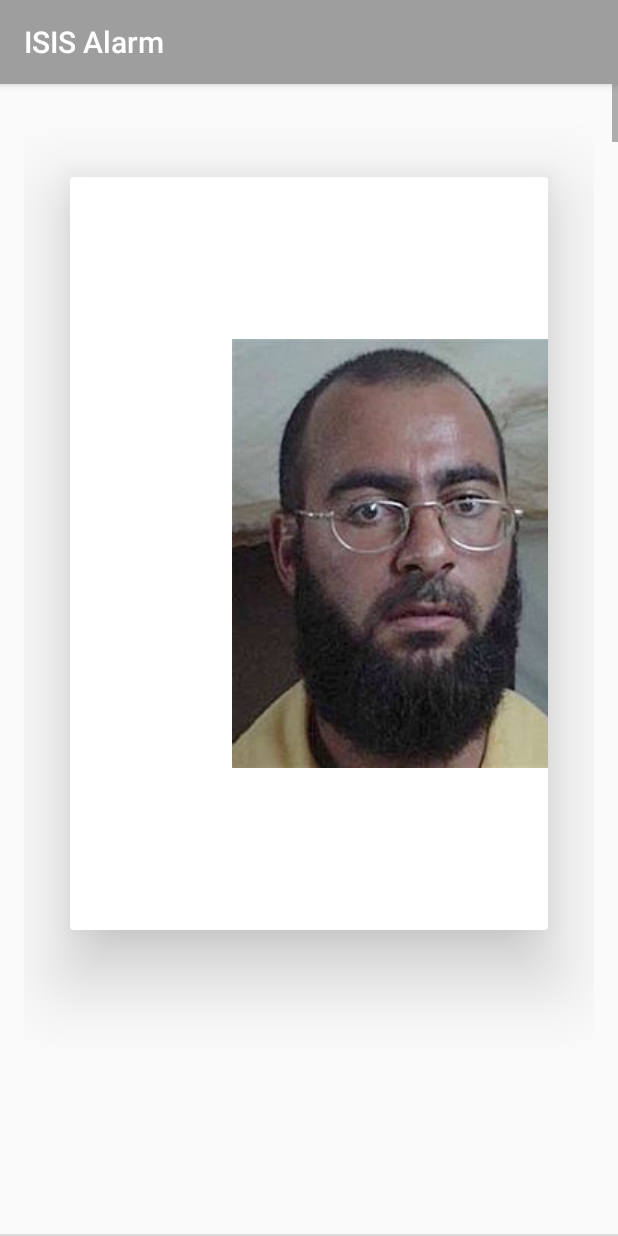
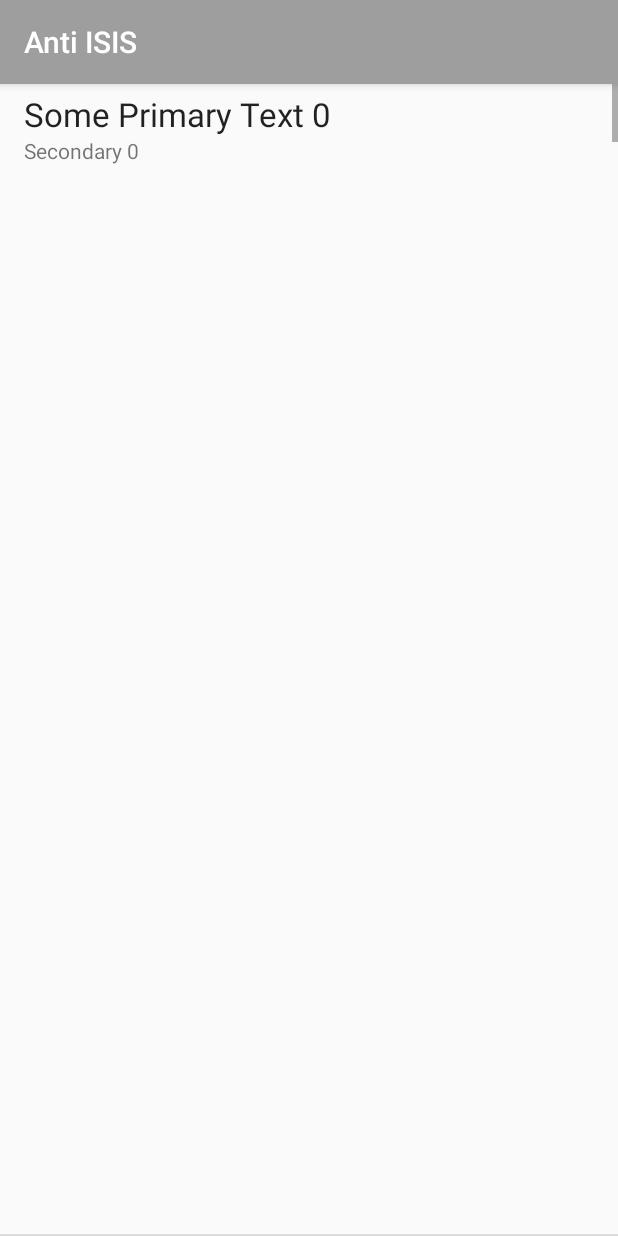
Before and after one commit to dmitrysenkovich/ISISAlarm, an Android app: the screen it shows after launch (PhotosActivity), in the options menu, after a tap on "Photos", on a phone screen of 412 x 824 dp. Run offline under Robolectric (Android 15) with nearby library versions, the phone set to English and light mode, and no system bars.

Commit message:
Photos Activity change

```diff
--- a/app/src/main/java/com/bottles/five/isisalarm/DividerItemDecoration.java
+++ b/app/src/main/java/com/bottles/five/isisalarm/DividerItemDecoration.java
@@ -8,7 +8,6 @@ import android.graphics.drawable.Drawable;
 import android.support.v7.widget.LinearLayoutManager;
 import android.support.v7.widget.RecyclerView;
 import android.view.View;
-
 public class DividerItemDecoration extends RecyclerView.ItemDecoration {
     private static final int[] ATTRS = new int[]{
             android.R.attr.listDivider
--- a/app/src/main/java/com/bottles/five/isisalarm/MainActivity.java
+++ b/app/src/main/java/com/bottles/five/isisalarm/MainActivity.java
@@ -70,8 +70,8 @@ public class MainActivity extends AppCompatActivity
 
         //noinspection SimplifiableIfStatement
         if (id == R.id.photos_main_menu_item) {
-            Intent localeHistoryMap = new Intent(this, PhotosActivity.class);
-            startActivity(localeHistoryMap);
+            Intent photoActivity = new Intent(this, PhotosActivity.class);
+            startActivity(photoActivity);
         }
         if (id == R.id.photos_main_menu_item) {
             return true;
--- a/app/src/main/java/com/bottles/five/isisalarm/PhotoInfo.java
+++ b/app/src/main/java/com/bottles/five/isisalarm/PhotoInfo.java
@@ -1,21 +1,30 @@
 package com.bottles.five.isisalarm;
 
 public class PhotoInfo {
-
-    private int photoId;
-
-    public int getPhotoId() {
-        return photoId;
-    }
-
-    public void setPhotoId(int photoId) {
-        this.photoId = photoId;
-    }
+    private String name;
+    private String date;
 
     public PhotoInfo() {
     }
 
-    public PhotoInfo(int photoId) {
-        this.photoId = photoId;
+    public PhotoInfo(String name, String date) {
+        this.name = name;
+        this.date = date;
+    }
+
+    public String getName() {
+        return name;
+    }
+
+    public void setName(String name) {
+        this.name = name;
+    }
+
+    public String getDate() {
+        return date;
+    }
+
+    public void setDate(String date) {
+        this.date = date;
     }
 }
--- /dev/null
+++ b/app/src/main/java/com/bottles/five/isisalarm/PhotoRecyclerViewAdapter.java
@@ -0,0 +1,80 @@
+package com.bottles.five.isisalarm;
+
+import android.support.v7.widget.RecyclerView;
+import android.util.Log;
+import android.view.LayoutInflater;
+import android.view.View;
+import android.view.ViewGroup;
+import android.widget.TextView;
+
+import java.util.ArrayList;
+
+public class PhotoRecyclerViewAdapter extends RecyclerView
+        .Adapter<PhotoRecyclerViewAdapter.PhotoInfoHolder> {
+    private static String LOG_TAG = "PhotoRecyclerViewAdapter";
+    private ArrayList<PhotoInfo> mDataset;
+    private static MyClickListener myClickListener;
+
+    public static class PhotoInfoHolder extends RecyclerView.ViewHolder
+            implements View
+            .OnClickListener {
+        TextView label;
+        TextView dateTime;
+
+        public PhotoInfoHolder(View itemView) {
+            super(itemView);
+            label = (TextView) itemView.findViewById(R.id.textViewName);
+            dateTime = (TextView) itemView.findViewById(R.id.textViewDate);
+            Log.i(LOG_TAG, "Adding Listener");
+            itemView.setOnClickListener(this);
+        }
+
+        @Override
+        public void onClick(View v) {
+            myClickListener.onItemClick(getPosition(), v);
+        }
+    }
+
+    public void setOnItemClickListener(MyClickListener myClickListener) {
+        this.myClickListener = myClickListener;
+    }
+
+    public PhotoRecyclerViewAdapter(ArrayList<PhotoInfo> myDataset) {
+        mDataset = myDataset;
+    }
+
+    @Override
+    public PhotoInfoHolder onCreateViewHolder(ViewGroup parent,
+                                              int viewType) {
+        View view = LayoutInflater.from(parent.getContext())
+                .inflate(R.layout.photo_item, parent, false);
+
+        PhotoInfoHolder dataObjectHolder = new PhotoInfoHolder(view);
+        return dataObjectHolder;
+    }
+
+    @Override
+    public void onBindViewHolder(PhotoInfoHolder holder, int position) {
+        holder.label.setText(mDataset.get(position).getName());
+        holder.dateTime.setText(mDataset.get(position).getDate());
+    }
+
+    public void addItem(PhotoInfo dataObj, int index) {
+        mDataset.add(dataObj);
+        notifyItemInserted(index);
+    }
+
+    public void deleteItem(int index) {
+        mDataset.remove(index);
+        notifyItemRemoved(index);
+    }
+
+    @Override
+    public int getItemCount() {
+        return mDataset.size();
+    }
+
+    public interface MyClickListener {
+        public void onItemClick(int position, View v);
+    }
+}
--- a/app/src/main/java/com/bottles/five/isisalarm/PhotosActivity.java
+++ b/app/src/main/java/com/bottles/five/isisalarm/PhotosActivity.java
@@ -1,5 +1,4 @@
 package com.bottles.five.isisalarm;
-
 
 import android.os.Bundle;
 import android.support.v7.app.ActionBarActivity;
@@ -22,11 +21,11 @@ public class PhotosActivity extends ActionBarActivity {
         super.onCreate(savedInstanceState);
         setContentView(R.layout.activity_photos);
 
-        mRecyclerView = (RecyclerView) findViewById(R.id.photos_view);
+        mRecyclerView = (RecyclerView) findViewById(R.id.photos_recycler_view);
         mRecyclerView.setHasFixedSize(true);
         mLayoutManager = new LinearLayoutManager(this);
         mRecyclerView.setLayoutManager(mLayoutManager);
-        mAdapter = new RecyclerViewAdapter(getDataSet());
+        mAdapter = new PhotoRecyclerViewAdapter(getDataSet());
         mRecyclerView.setAdapter(mAdapter);
         RecyclerView.ItemDecoration itemDecoration =
                 new DividerItemDecoration(this, LinearLayoutManager.VERTICAL);
@@ -42,21 +41,20 @@ public class PhotosActivity extends ActionBarActivity {
     @Override
     protected void onResume() {
         super.onResume();
-        ((RecyclerViewAdapter) mAdapter).setOnItemClickListener(
-                new
-                        RecyclerViewAdapter.PhotoItemClickListener() {
-                            @Override
-                            public void onItemClick(int position, View v) {
-                                Log.i(LOG_TAG, " Clicked on Item " + position);
-                            }
-                        }
-        );
+        ((PhotoRecyclerViewAdapter) mAdapter).setOnItemClickListener(new
+                                                                             PhotoRecyclerViewAdapter.MyClickListener() {
+                                                                              @Override
+                                                                              public void onItemClick(int position, View v) {
+                                                                                  Log.i(LOG_TAG, " Clicked on Item " + position);
+                                                                              }
+                                                                          });
     }
 
     private ArrayList<PhotoInfo> getDataSet() {
         ArrayList results = new ArrayList<PhotoInfo>();
         for (int index = 0; index < 20; index++) {
-            PhotoInfo obj = new PhotoInfo(R.drawable.abu_bakr_al_baghdadi);
+            PhotoInfo obj = new PhotoInfo("Some Primary Text " + index,
+                    "Secondary " + index);
             results.add(index, obj);
         }
         return results;
--- a/app/src/main/java/com/bottles/five/isisalarm/RecyclerViewAdapter.java
+++ /dev/null
@@ -1,72 +0,0 @@
-package com.bottles.five.isisalarm;
-
-import android.support.v7.widget.CardView;
-import android.support.v7.widget.RecyclerView;
-import android.view.LayoutInflater;
-import android.view.View;
-import android.view.ViewGroup;
-import android.widget.ImageView;
-import android.widget.TextView;
-
-import java.util.List;
-
-public class RecyclerViewAdapter extends RecyclerView.Adapter<RecyclerViewAdapter.PhotoViewHolder> {
-
-    List<PhotoInfo> photos;
-    private static PhotoItemClickListener photoItemClickListener;
-
-    public static class PhotoViewHolder extends RecyclerView.ViewHolder implements View.OnClickListener {
-        CardView cv;
-        TextView name;
-        TextView date;
-        ImageView photo;
-
-        PhotoViewHolder(View itemView) {
-            super(itemView);
-            cv = (CardView) itemView.findViewById(R.id.cv);
-            photo = (ImageView) itemView.findViewById(R.id.photo);
-//            photo.setScaleType(ImageView.ScaleType.FIT_XY);
-//            photo.setAdjustViewBounds(true);
-        }
-
-        @Override
-        public void onClick(View v) {
-            photoItemClickListener.onItemClick(getPosition(), v);
-        }
-    }
-
-    RecyclerViewAdapter(List<PhotoInfo> photos){
-        this.photos = photos;
-    }
-
-    @Override
-    public int getItemCount() {
-        return photos.size();
-    }
-
-    @Override
-    public PhotoViewHolder onCreateViewHolder(ViewGroup viewGroup, int i) {
-        View v = LayoutInflater.from(viewGroup.getContext()).inflate(R.layout.photo_item, viewGroup, false);
-        PhotoViewHolder pvh = new PhotoViewHolder(v);
-        return pvh;
-    }
-
-    @Override
-    public void onBindViewHolder(PhotoViewHolder personViewHolder, int i) {
-        personViewHolder.photo.setImageResource(photos.get(i).getPhotoId());
-    }
-
-    @Override
-    public void onAttachedToRecyclerView(RecyclerView recyclerView) {
-        super.onAttachedToRecyclerView(recyclerView);
-    }
-
-    public void setOnItemClickListener(PhotoItemClickListener photoItemClickListener) {
-        this.photoItemClickListener = photoItemClickListener;
-    }
-
-
-    public interface PhotoItemClickListener {
-        void onItemClick(int position, View v);
-    }
-}
--- a/app/src/main/res/layout/activity_photos.xml
+++ b/app/src/main/res/layout/activity_photos.xml
@@ -1,11 +1,12 @@
+<?xml version="1.0" encoding="utf-8"?>
 <RelativeLayout xmlns:android="http://schemas.android.com/apk/res/android"
     xmlns:tools="http://schemas.android.com/tools"
     android:layout_width="match_parent"
     android:layout_height="match_parent"
-    tools:context=".RecyclerViewActivity">
+    tools:context=".PhotoRecyclerViewAdapter">
 
     <android.support.v7.widget.RecyclerView
-        android:id="@+id/photos_view"
+        android:id="@+id/photos_recycler_view"
         android:layout_width="match_parent"
         android:layout_height="match_parent"
         android:scrollbars="vertical" />
--- a/app/src/main/res/layout/content_main.xml
+++ b/app/src/main/res/layout/content_main.xml
@@ -9,6 +9,4 @@
     app:layout_behavior="@string/appbar_scrolling_view_behavior" tools:showIn="@layout/app_bar_main"
     tools:context=".MainActivity">
 
-    <TextView android:text="Hello World!" android:layout_width="wrap_content"
-        android:layout_height="wrap_content" />
 </RelativeLayout>
--- a/app/src/main/res/layout/photo_item.xml
+++ b/app/src/main/res/layout/photo_item.xml
@@ -1,41 +1,25 @@
 <?xml version="1.0" encoding="utf-8"?>
 <LinearLayout xmlns:android="http://schemas.android.com/apk/res/android"
-    xmlns:card_view="http://schemas.android.com/apk/res-auto"
     android:layout_width="match_parent"
     android:layout_height="match_parent"
-    xmlns:android.support.v7.cardview="http://schemas.android.com/tools"
-    android:padding="16dp"
-    >
+    android:background="?android:attr/selectableItemBackground"
+    android:orientation="vertical">
 
-    <android.support.v7.widget.CardView
-        android:layout_width="match_parent"
+    <TextView
+        android:id="@+id/textViewName"
+        android:layout_width="wrap_content"
         android:layout_height="wrap_content"
-        android:id="@+id/cv"
-        card_view:cardElevation="30dp"
-        card_view:cardUseCompatPadding="true"
-        card_view:cardBackgroundColor="@android:color/white"
-        android:clickable="true"
-        android:foreground="?android:selectableItemBackground"
-        >
+        android:paddingLeft="@dimen/activity_horizontal_margin"
+        android:paddingTop="5dp"
+        android:text="Large Text"
+        android:textAppearance="?android:attr/textAppearanceLarge" />
 
-        <ImageView
-            android:layout_width="fill_parent"
-            android:layout_height="fill_parent"
-            android:layout_alignParentTop="true"
-            android:padding="108dp"
-            android:id="@+id/photo"
-            android:scaleType="matrix"
-            >
-
-            <!--<ImageView-->
-                <!--android:layout_width="fill_parent"-->
-                <!--android:layout_height="fill_parent"-->
-                <!--android:id="@+id/photo"-->
-                <!--android:layout_marginRight="16dp"-->
-                <!--/>-->
-
-        </ImageView>
-
-    </android.support.v7.widget.CardView>
-
+    <TextView
+        android:id="@+id/textViewDate"
+        android:layout_width="wrap_content"
+        android:layout_height="wrap_content"
+        android:paddingBottom="5dp"
+        android:paddingLeft="@dimen/activity_horizontal_margin"
+        android:text="Small Text"
+        android:textAppearance="?android:attr/textAppearanceSmall" />
 </LinearLayout>
--- /dev/null
+++ b/app/src/main/res/values/attrs.xml
@@ -0,0 +1,6 @@
+<?xml version="1.0" encoding="utf-8"?>
+<resources>
+    <declare-styleable name="MyGallery">
+        <attr name="android:galleryItemBackground" />
+    </declare-styleable>
+</resources>
--- a/app/src/main/res/values/strings.xml
+++ b/app/src/main/res/values/strings.xml
@@ -1,5 +1,5 @@
 <resources>
-    <string name="app_name">ISIS Alarm</string>
+    <string name="app_name">Anti ISIS</string>
 
     <string name="navigation_drawer_open">Open navigation drawer</string>
     <string name="navigation_drawer_close">Close navigation drawer</string>
```
Also changed, not shown: app/src/main/ic_launcher-web.png, app/src/main/res/drawable/logo.png, app/src/main/res/mipmap-hdpi/ic_launcher.png, app/src/main/res/mipmap-mdpi/ic_launcher.png, app/src/main/res/mipmap-xhdpi/ic_launcher.png, app/src/main/res/mipmap-xxhdpi/ic_launcher.png, app/src/main/res/mipmap-xxxhdpi/ic_launcher.png.
